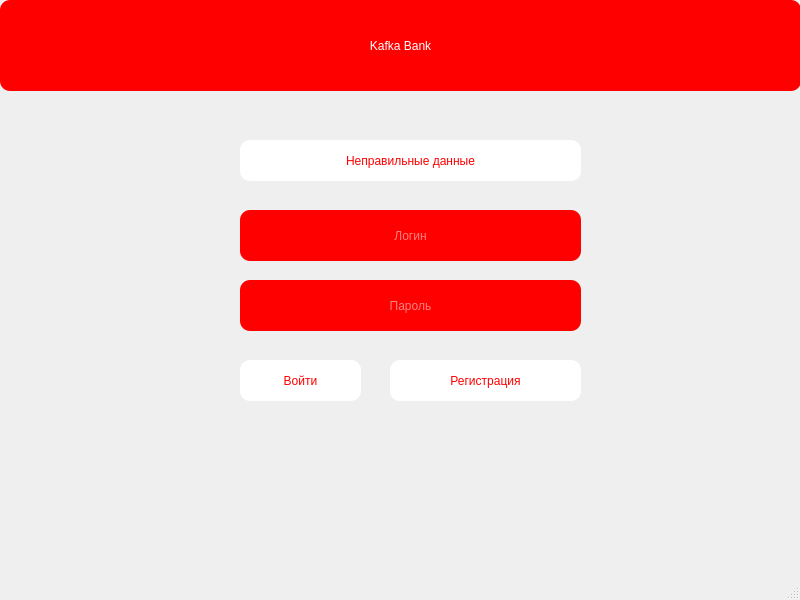
First picture: the form in main.ui, repository Azibek44/hmrk7, before the edit.
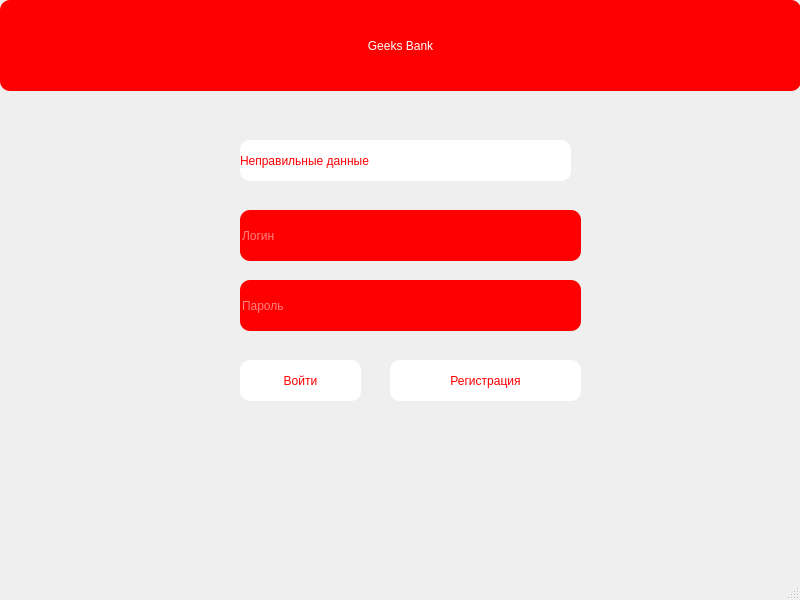
Second picture: the form after the edit.

What changed in the file:
```diff
--- a/main.ui
+++ b/main.ui
@@ -30,7 +30,7 @@
 border-radius: 10px;</string>
     </property>
     <property name="text">
-     <string>Kafka Bank</string>
+     <string>Geeks Bank</string>
     </property>
     <property name="alignment">
      <set>Qt::AlignCenter</set>
@@ -51,9 +51,6 @@
 background-color: red;
 border-radius: 10px;</string>
     </property>
-    <property name="alignment">
-     <set>Qt::AlignCenter</set>
-    </property>
     <property name="placeholderText">
      <string>Логин</string>
     </property>
@@ -73,9 +70,6 @@
 background-color: red;
 border-radius: 10px;</string>
     </property>
-    <property name="alignment">
-     <set>Qt::AlignCenter</set>
-    </property>
     <property name="placeholderText">
      <string>Пароль</string>
     </property>
@@ -123,7 +117,7 @@
      <rect>
       <x>240</x>
       <y>140</y>
-      <width>341</width>
+      <width>331</width>
       <height>41</height>
      </rect>
     </property>
@@ -136,9 +130,6 @@
     <property name="text">
      <string>Неправильные данные</string>
     </property>
-    <property name="alignment">
-     <set>Qt::AlignCenter</set>
-    </property>
    </widget>
   </widget>
   <widget class="QMenuBar" name="menubar">
```
Left out of the diff: 4 changed lines with no effect on the pictures.
